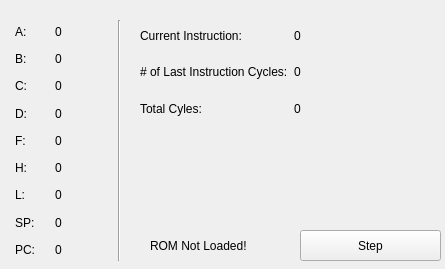
DanB91/GBEmuOld, file src/platforms/linux/GBEmu/cpucontrolwindow.ui: the form before one commit.
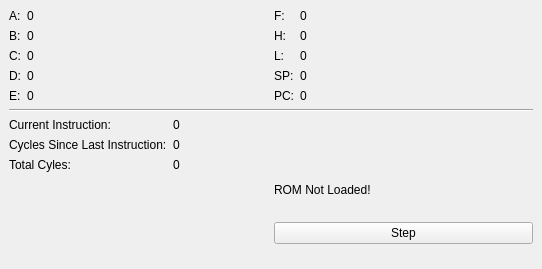
The form after the commit.

The edit to the form file:
```diff
--- a/src/platforms/linux/GBEmu/cpucontrolwindow.ui
+++ b/src/platforms/linux/GBEmu/cpucontrolwindow.ui
@@ -6,7 +6,7 @@
    <rect>
     <x>0</x>
     <y>0</y>
-    <width>445</width>
+    <width>542</width>
     <height>269</height>
    </rect>
   </property>
@@ -14,56 +14,19 @@
    <string>CPU Status</string>
   </property>
   <widget class="QWidget" name="centralwidget">
+   <layout class="QGridLayout" name="gridLayout_3">
+    <item row="2" column="0" colspan="2">
    <widget class="Line" name="line">
-    <property name="geometry">
-     <rect>
-      <x>99</x>
-      <y>20</y>
-      <width>41</width>
-      <height>241</height>
-     </rect>
-    </property>
     <property name="orientation">
-     <enum>Qt::Vertical</enum>
-    </property>
-   </widget>
-   <widget class="QPushButton" name="step">
-    <property name="geometry">
-     <rect>
-      <x>300</x>
-      <y>230</y>
-      <width>141</width>
-      <height>31</height>
-     </rect>
-    </property>
-    <property name="text">
-     <string>Step</string>
-    </property>
-   </widget>
-   <widget class="QWidget" name="gridLayoutWidget">
-    <property name="geometry">
-     <rect>
-      <x>15</x>
-      <y>21</y>
-      <width>247</width>
-      <height>239</height>
-     </rect>
-    </property>
-    <layout class="QGridLayout" name="gridLayout">
-     <item row="2" column="0">
-      <widget class="QLabel" name="label_5">
-       <property name="text">
-        <string>C:</string>
-       </property>
-      </widget>
-     </item>
-     <item row="1" column="1">
-      <widget class="QLabel" name="bValue">
-       <property name="text">
-        <string>0</string>
-       </property>
-      </widget>
-     </item>
+       <enum>Qt::Horizontal</enum>
+      </property>
+     </widget>
+    </item>
+    <item row="1" column="0">
+     <layout class="QFormLayout" name="formLayout_2">
+      <property name="fieldGrowthPolicy">
+       <enum>QFormLayout::AllNonFixedFieldsGrow</enum>
+      </property>
      <item row="0" column="0">
       <widget class="QLabel" name="label">
        <property name="text">
@@ -71,20 +34,6 @@
        </property>
       </widget>
      </item>
-     <item row="2" column="1">
-      <widget class="QLabel" name="cValue">
-       <property name="text">
-        <string>0</string>
-       </property>
-      </widget>
-     </item>
-     <item row="4" column="0">
-      <widget class="QLabel" name="label_9">
-       <property name="text">
-        <string>F:</string>
-       </property>
-      </widget>
-     </item>
      <item row="0" column="1">
       <widget class="QLabel" name="aValue">
        <property name="text">
@@ -92,41 +41,6 @@
        </property>
       </widget>
      </item>
-     <item row="6" column="0">
-      <widget class="QLabel" name="label_21">
-       <property name="text">
-        <string>L:</string>
-       </property>
-      </widget>
-     </item>
-     <item row="4" column="1">
-      <widget class="QLabel" name="fValue">
-       <property name="text">
-        <string>0                               </string>
-       </property>
-      </widget>
-     </item>
-     <item row="3" column="1">
-      <widget class="QLabel" name="dValue">
-       <property name="text">
-        <string>0</string>
-       </property>
-      </widget>
-     </item>
-     <item row="5" column="1">
-      <widget class="QLabel" name="hValue">
-       <property name="text">
-        <string>0</string>
-       </property>
-      </widget>
-     </item>
-     <item row="6" column="1">
-      <widget class="QLabel" name="lValue">
-       <property name="text">
-        <string>0</string>
-       </property>
-      </widget>
-     </item>
      <item row="1" column="0">
       <widget class="QLabel" name="label_3">
        <property name="text">
@@ -134,6 +48,27 @@
        </property>
       </widget>
      </item>
+      <item row="1" column="1">
+       <widget class="QLabel" name="bValue">
+        <property name="text">
+         <string>0</string>
+        </property>
+       </widget>
+      </item>
+      <item row="2" column="0">
+       <widget class="QLabel" name="label_5">
+        <property name="text">
+         <string>C:</string>
+        </property>
+       </widget>
+      </item>
+      <item row="2" column="1">
+       <widget class="QLabel" name="cValue">
+        <property name="text">
+         <string>0</string>
+        </property>
+       </widget>
+      </item>
      <item row="3" column="0">
       <widget class="QLabel" name="label_7">
        <property name="text">
@@ -141,35 +76,161 @@
        </property>
       </widget>
      </item>
-     <item row="7" column="1">
-      <widget class="QLabel" name="spValue">
+      <item row="3" column="1">
+       <widget class="QLabel" name="dValue">
        <property name="text">
-        <string>0                                                            </string>
+         <string>0</string>
        </property>
       </widget>
      </item>
-     <item row="5" column="0">
+      <item row="4" column="0">
+       <widget class="QLabel" name="label_2">
+        <property name="text">
+         <string>E:</string>
+        </property>
+       </widget>
+      </item>
+      <item row="4" column="1">
+       <widget class="QLabel" name="eValue">
+        <property name="text">
+         <string>0</string>
+        </property>
+       </widget>
+      </item>
+     </layout>
+    </item>
+    <item row="5" column="1" rowspan="2">
+     <widget class="QPushButton" name="step">
+      <property name="text">
+       <string>Step</string>
+      </property>
+     </widget>
+    </item>
+    <item row="4" column="1">
+     <widget class="QLabel" name="romLoadedStatus">
+      <property name="text">
+       <string>ROM Not Loaded!</string>
+      </property>
+      <property name="textFormat">
+       <enum>Qt::AutoText</enum>
+      </property>
+     </widget>
+    </item>
+    <item row="3" column="0" colspan="2">
+     <layout class="QFormLayout" name="formLayout_3">
+      <item row="0" column="0">
+       <widget class="QLabel" name="label_11">
+        <property name="text">
+         <string>Current Instruction:</string>
+        </property>
+       </widget>
+      </item>
+      <item row="0" column="1">
+       <widget class="QLabel" name="currentInstruction">
+        <property name="text">
+         <string>0</string>
+        </property>
+       </widget>
+      </item>
+      <item row="1" column="0">
+       <widget class="QLabel" name="label_13">
+        <property name="text">
+         <string>Cycles Since Last Instruction:</string>
+        </property>
+       </widget>
+      </item>
+      <item row="1" column="1">
+       <widget class="QLabel" name="cyclesOfLastInstruction">
+        <property name="text">
+         <string>0                        </string>
+        </property>
+       </widget>
+      </item>
+      <item row="2" column="0">
+       <widget class="QLabel" name="label_15">
+        <property name="text">
+         <string>Total Cyles:</string>
+        </property>
+       </widget>
+      </item>
+      <item row="2" column="1">
+       <widget class="QLabel" name="totalCycles">
+        <property name="text">
+         <string>0</string>
+        </property>
+       </widget>
+      </item>
+     </layout>
+    </item>
+    <item row="1" column="1">
+     <layout class="QFormLayout" name="formLayout">
+      <property name="fieldGrowthPolicy">
+       <enum>QFormLayout::AllNonFixedFieldsGrow</enum>
+      </property>
+      <item row="0" column="0">
+       <widget class="QLabel" name="label_9">
+        <property name="text">
+         <string>F:</string>
+        </property>
+       </widget>
+      </item>
+      <item row="0" column="1">
+       <widget class="QLabel" name="fValue">
+        <property name="text">
+         <string>0                               </string>
+        </property>
+       </widget>
+      </item>
+      <item row="1" column="0">
       <widget class="QLabel" name="label_19">
        <property name="text">
         <string>H:</string>
        </property>
       </widget>
      </item>
-     <item row="7" column="0">
+      <item row="1" column="1">
+       <widget class="QLabel" name="hValue">
+        <property name="text">
+         <string>0</string>
+        </property>
+       </widget>
+      </item>
+      <item row="2" column="0">
+       <widget class="QLabel" name="label_21">
+        <property name="text">
+         <string>L:</string>
+        </property>
+       </widget>
+      </item>
+      <item row="2" column="1">
+       <widget class="QLabel" name="lValue">
+        <property name="text">
+         <string>0</string>
+        </property>
+       </widget>
+      </item>
+      <item row="3" column="0">
       <widget class="QLabel" name="label_23">
        <property name="text">
         <string>SP:</string>
        </property>
       </widget>
      </item>
-     <item row="8" column="0">
+      <item row="3" column="1">
+       <widget class="QLabel" name="spValue">
+        <property name="text">
+         <string>0                                                            </string>
+        </property>
+       </widget>
+      </item>
+      <item row="4" column="0">
       <widget class="QLabel" name="label_25">
        <property name="text">
         <string>PC:</string>
        </property>
       </widget>
      </item>
-     <item row="8" column="1">
+      <item row="4" column="1">
       <widget class="QLabel" name="pcValue">
        <property name="text">
         <string>0</string>
@@ -177,77 +238,8 @@
       </widget>
      </item>
     </layout>
-   </widget>
-   <widget class="QWidget" name="gridLayoutWidget_2">
-    <property name="geometry">
-     <rect>
-      <x>140</x>
-      <y>20</y>
-      <width>301</width>
-      <height>104</height>
-     </rect>
-    </property>
-    <layout class="QGridLayout" name="gridLayout_2">
-     <item row="1" column="1">
-      <widget class="QLabel" name="cyclesOfLastInstruction">
-       <property name="text">
-        <string>0                        </string>
-       </property>
-      </widget>
-     </item>
-     <item row="0" column="1">
-      <widget class="QLabel" name="currentInstruction">
-       <property name="text">
-        <string>0</string>
-       </property>
-      </widget>
-     </item>
-     <item row="2" column="1">
-      <widget class="QLabel" name="totalCycles">
-       <property name="text">
-        <string>0</string>
-       </property>
-      </widget>
-     </item>
-     <item row="1" column="0">
-      <widget class="QLabel" name="label_13">
-       <property name="text">
-        <string># of Last Instruction Cycles:</string>
-       </property>
-      </widget>
-     </item>
-     <item row="2" column="0">
-      <widget class="QLabel" name="label_15">
-       <property name="text">
-        <string>Total Cyles:</string>
-       </property>
-      </widget>
-     </item>
-     <item row="0" column="0">
-      <widget class="QLabel" name="label_11">
-       <property name="text">
-        <string>Current Instruction:</string>
-       </property>
-      </widget>
-     </item>
-    </layout>
-   </widget>
-   <widget class="QLabel" name="romLoadedStatus">
-    <property name="geometry">
-     <rect>
-      <x>150</x>
-      <y>230</y>
-      <width>131</width>
-      <height>31</height>
-     </rect>
-    </property>
-    <property name="text">
-     <string>ROM Not Loaded!</string>
-    </property>
-    <property name="textFormat">
-     <enum>Qt::AutoText</enum>
-    </property>
-   </widget>
+    </item>
+   </layout>
   </widget>
  </widget>
  <resources/>
```
Lines whose indentation alone changed are shown as unchanged.
